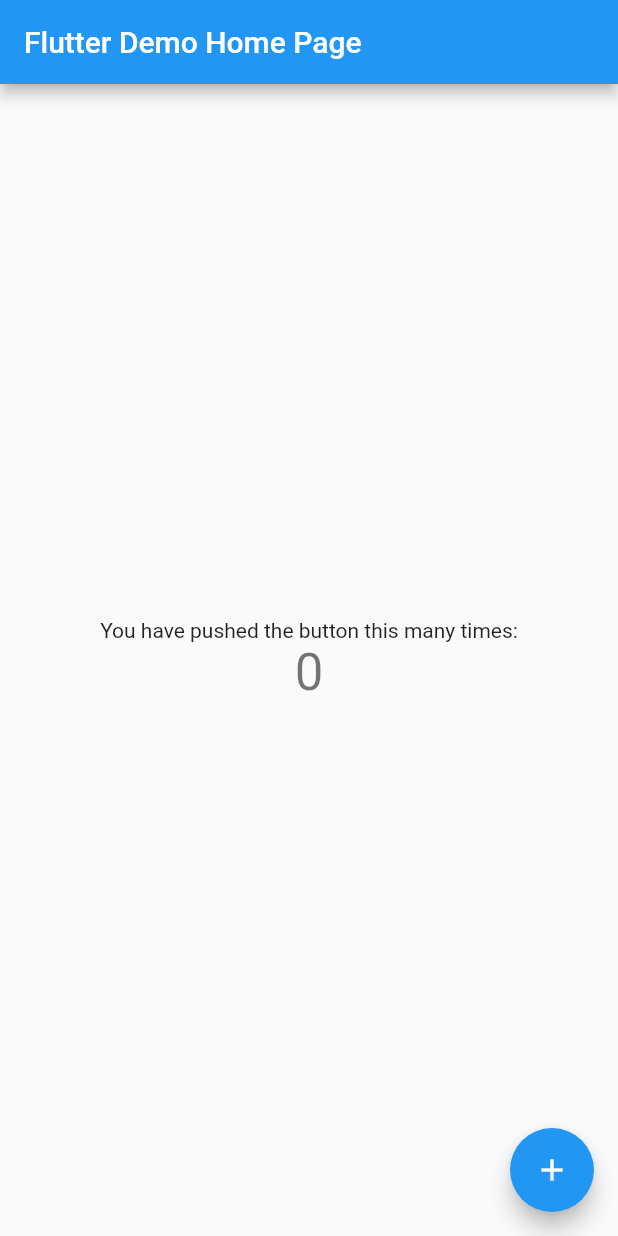
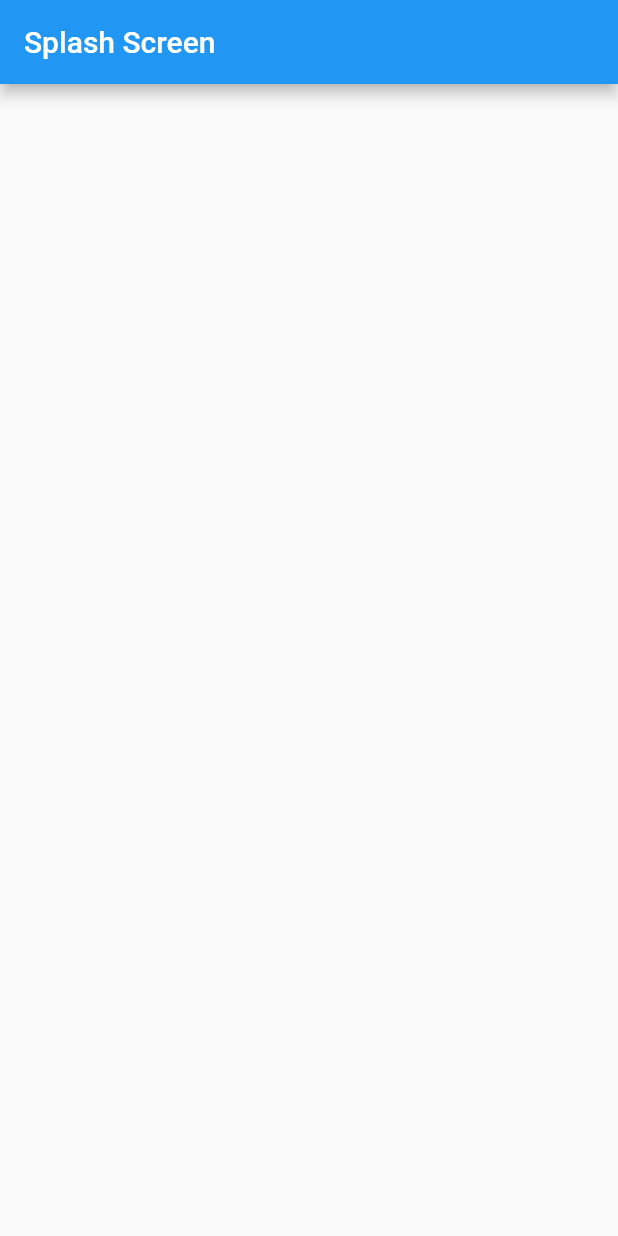
Before and after one commit to Ardhra-Vibin/Flutter-Sample-2, a Flutter app: the screen it shows after launch, on a phone screen of 412 x 824 dp. Run offline on Flutter 3.47's test engine with Material 2 defaults, Android fonts, the phone set to English and light mode, and no system bars.

Commit message:
structure created

```diff
--- a/lib/main.dart
+++ b/lib/main.dart
@@ -1,4 +1,8 @@
 import 'package:flutter/material.dart';
+import 'package:flutter_sample_2/provider/onboarding_provider/onboarding_provider.dart';
+import 'package:flutter_sample_2/routes/routes.dart';
+import 'package:flutter_sample_2/screens/onboarding_screens/splash_screen.dart';
+import 'package:provider/provider.dart';
 
 void main() {
   runApp(const MyApp());
@@ -10,98 +14,19 @@ class MyApp extends StatelessWidget {
   // This widget is the root of your application.
   @override
   Widget build(BuildContext context) {
-    return MaterialApp(
-      title: 'Sample Two',
-      theme: ThemeData(
+    return MultiProvider(
+      providers: [
+        ChangeNotifierProvider.value(value: OnboardingProvider())
+      ],
+      child: MaterialApp(
+        title: 'Sample Two',
+        theme: ThemeData(
 
-        primarySwatch: Colors.blue,
+          primarySwatch: Colors.blue,
+        ),
+        routes: routes(),
+        home:  SplashScreen(),
       ),
-      home: const MyHomePage(title: 'Flutter Demo Home Page'),
     );
   }
 }
-
-class MyHomePage extends StatefulWidget {
-  const MyHomePage({Key? key, required this.title}) : super(key: key);
-
-  // This widget is the home page of your application. It is stateful, meaning
-  // that it has a State object (defined below) that contains fields that affect
-  // how it looks.
-
-  // This class is the configuration for the state. It holds the values (in this
-  // case the title) provided by the parent (in this case the App widget) and
-  // used by the build method of the State. Fields in a Widget subclass are
-  // always marked "final".
-
-  final String title;
-
-  @override
-  State<MyHomePage> createState() => _MyHomePageState();
-}
-
-class _MyHomePageState extends State<MyHomePage> {
-  int _counter = 0;
-
-  void _incrementCounter() {
-    setState(() {
-      // This call to setState tells the Flutter framework that something has
-      // changed in this State, which causes it to rerun the build method below
-      // so that the display can reflect the updated values. If we changed
-      // _counter without calling setState(), then the build method would not be
-      // called again, and so nothing would appear to happen.
-      _counter++;
-    });
-  }
-
-  @override
-  Widget build(BuildContext context) {
-    // This method is rerun every time setState is called, for instance as done
-    // by the _incrementCounter method above.
-    //
-    // The Flutter framework has been optimized to make rerunning build methods
-    // fast, so that you can just rebuild anything that needs updating rather
-    // than having to individually change instances of widgets.
-    return Scaffold(
-      appBar: AppBar(
-        // Here we take the value from the MyHomePage object that was created by
-        // the App.build method, and use it to set our appbar title.
-        title: Text(widget.title),
-      ),
-      body: Center(
-        // Center is a layout widget. It takes a single child and positions it
-        // in the middle of the parent.
-        child: Column(
-          // Column is also a layout widget. It takes a list of children and
-          // arranges them vertically. By default, it sizes itself to fit its
-          // children horizontally, and tries to be as tall as its parent.
-          //
-          // Invoke "debug painting" (press "p" in the console, choose the
-          // "Toggle Debug Paint" action from the Flutter Inspector in Android
-          // Studio, or the "Toggle Debug Paint" command in Visual Studio Code)
-          // to see the wireframe for each widget.
-          //
-          // Column has various properties to control how it sizes itself and
-          // how it positions its children. Here we use mainAxisAlignment to
-          // center the children vertically; the main axis here is the vertical
-          // axis because Columns are vertical (the cross axis would be
-          // horizontal).
-          mainAxisAlignment: MainAxisAlignment.center,
-          children: <Widget>[
-            const Text(
-              'You have pushed the button this many times:',
-            ),
-            Text(
-              '$_counter',
-              style: Theme.of(context).textTheme.headline4,
-            ),
-          ],
-        ),
-      ),
-      floatingActionButton: FloatingActionButton(
-        onPressed: _incrementCounter,
-        tooltip: 'Increment',
-        child: const Icon(Icons.add),
-      ), // This trailing comma makes auto-formatting nicer for build methods.
-    );
-  }
-}
--- /dev/null
+++ b/lib/provider/onboarding_provider/onboarding_provider.dart
@@ -0,0 +1,5 @@
+import 'package:flutter/cupertino.dart';
+
+class OnboardingProvider extends ChangeNotifier{
+
+}
--- /dev/null
+++ b/lib/routes/routes.dart
@@ -0,0 +1,8 @@
+import 'package:flutter/material.dart';
+import 'package:flutter_sample_2/screens/onboarding_screens/splash_screen.dart';
+
+Map<String, WidgetBuilder> routes(){
+  return {
+SplashScreen.routeName : (ctx) => SplashScreen(),
+  };
+}
--- /dev/null
+++ b/lib/screens/home_screens/home_screen.dart
@@ -0,0 +1,15 @@
+import 'package:flutter/material.dart';
+
+class HomeScreen extends StatefulWidget {
+  HomeScreen({Key? key}) : super(key: key);
+  static String routeName = "home_screen";
+  @override
+  State<HomeScreen> createState() => _HomeScreenState();
+}
+
+class _HomeScreenState extends State<HomeScreen> {
+  @override
+  Widget build(BuildContext context) {
+    return Container();
+  }
+}
--- /dev/null
+++ b/lib/screens/onboarding_screens/splash_screen.dart
@@ -0,0 +1,17 @@
+import 'package:flutter/material.dart';
+
+class SplashScreen extends StatefulWidget {
+  SplashScreen({Key? key}) : super(key: key);
+   static String routeName = "splash_screen";
+  @override
+  State<SplashScreen> createState() => _SplashScreenState();
+}
+
+class _SplashScreenState extends State<SplashScreen> {
+  @override
+  Widget build(BuildContext context) {
+    return Scaffold(
+      appBar: AppBar(title: Text("Splash Screen")),
+    );
+  }
+}
--- a/pubspec.yaml
+++ b/pubspec.yaml
@@ -34,6 +34,9 @@ dependencies:
   # The following adds the Cupertino Icons font to your application.
   # Use with the CupertinoIcons class for iOS style icons.
   cupertino_icons: ^1.0.2
+  provider:
+  http:
+  logger:
 
 dev_dependencies:
   flutter_test:
```
Also changed, not shown: lib/constants/colors.dart (added), lib/constants/styles.dart (added), pubspec.lock.
